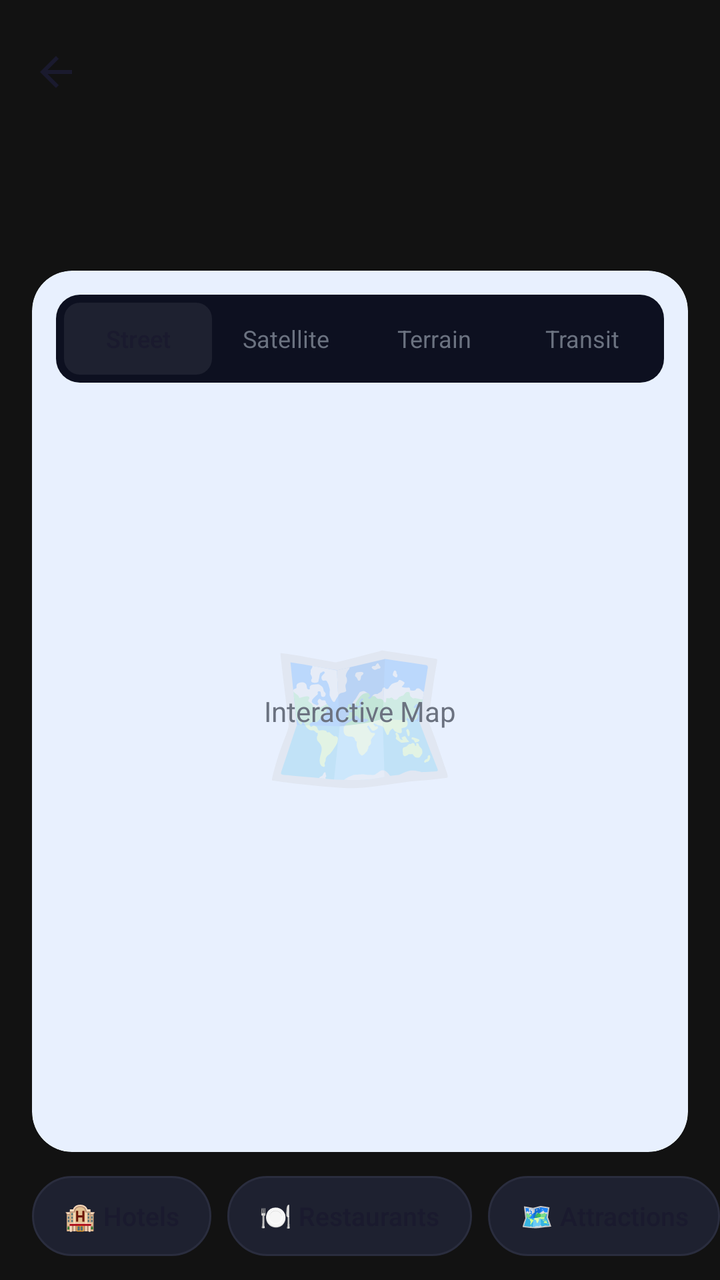
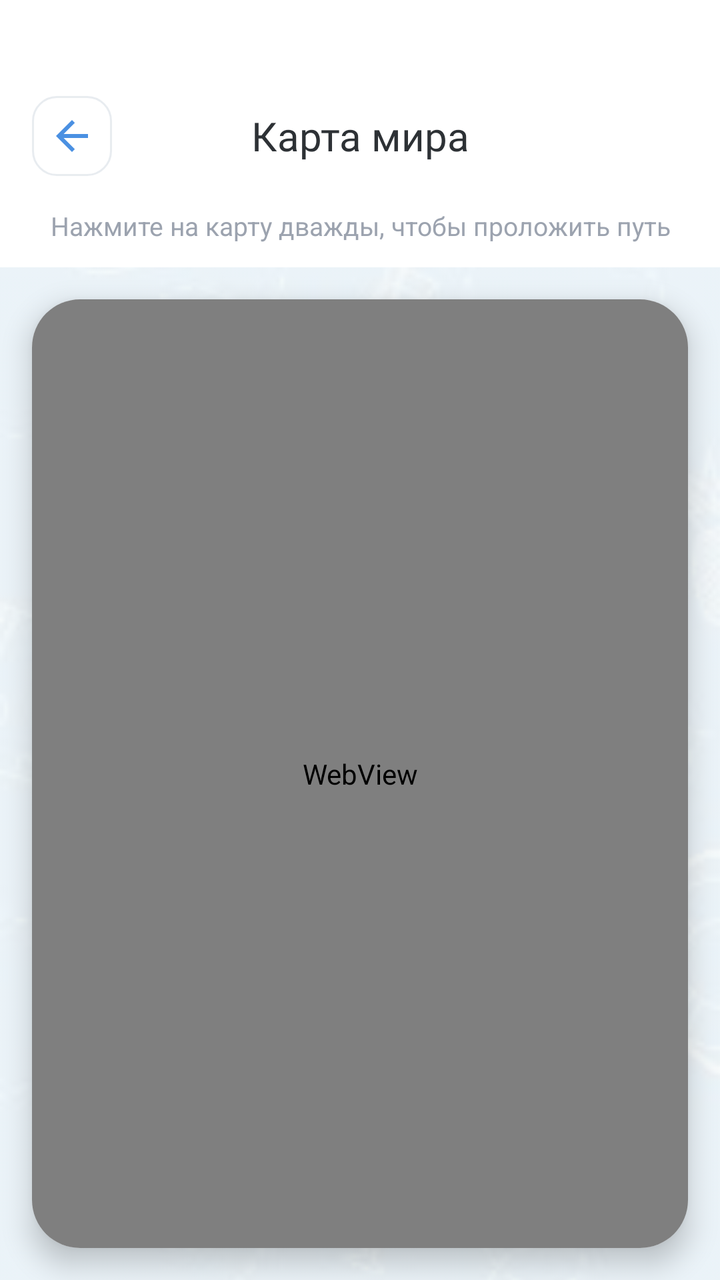

Compare the two renders of this Android layout. The source of the first and the diff that turns it into the second are given below.
<!-- AndroidManifest.xml: application theme Theme.TravelBro -->
<!-- res/layout/activity_maps.xml -->
<?xml version="1.0" encoding="utf-8"?>
<LinearLayout
    xmlns:android="http://schemas.android.com/apk/res/android"
    xmlns:app="http://schemas.android.com/apk/res-auto"
    android:id="@+id/content_root"
    android:layout_width="match_parent"
    android:layout_height="match_parent"
    android:orientation="vertical"
    android:background="@color/bg_dark">

    <androidx.appcompat.widget.Toolbar
        android:id="@+id/toolbar"
        android:layout_width="match_parent"
        android:layout_height="?attr/actionBarSize"
        android:paddingTop="8dp"
        app:navigationIcon="@drawable/ic_back"
        android:background="@color/bg_dark"/>

    
    <LinearLayout
        android:layout_width="match_parent"
        android:layout_height="wrap_content"
        android:orientation="vertical"
        android:paddingHorizontal="24dp"
        android:paddingBottom="16dp">

        <TextView
            android:id="@+id/section_title"
            android:layout_width="wrap_content"
            android:layout_height="wrap_content"
            android:textColor="@color/text_primary"
            android:textSize="30sp"
            android:fontFamily="sans-serif-bold"/>

        <TextView
            android:id="@+id/section_description"
            android:layout_width="wrap_content"
            android:layout_height="wrap_content"
            android:textColor="@color/text_secondary"
            android:textSize="14sp"
            android:layout_marginTop="4dp"/>
    </LinearLayout>

    
    <androidx.cardview.widget.CardView
        android:layout_width="match_parent"
        android:layout_height="0dp"
        android:layout_weight="1"
        android:layout_marginHorizontal="16dp"
        app:cardCornerRadius="20dp"
        app:cardBackgroundColor="@color/map_bg"
        app:cardElevation="0dp">

        <RelativeLayout
            android:layout_width="match_parent"
            android:layout_height="match_parent">

            
            <TextView
                android:text="🗺️"
                android:layout_width="wrap_content"
                android:layout_height="wrap_content"
                android:textSize="80sp"
                android:layout_centerInParent="true"
                android:alpha="0.4"/>

            <TextView
                android:text="Interactive Map"
                android:layout_width="wrap_content"
                android:layout_height="wrap_content"
                android:textColor="@color/text_secondary"
                android:textSize="14sp"
                android:layout_centerHorizontal="true"
                android:layout_centerVertical="true"
                android:layout_marginTop="80dp"/>

            
            <LinearLayout
                android:layout_width="match_parent"
                android:layout_height="wrap_content"
                android:orientation="horizontal"
                android:layout_alignParentTop="true"
                android:layout_margin="12dp"
                android:background="@drawable/rounded_bg_dark"
                android:padding="4dp">

                <TextView
                    android:id="@+id/btn_street"
                    android:layout_width="0dp"
                    android:layout_height="36dp"
                    android:layout_weight="1"
                    android:text="Street"
                    android:gravity="center"
                    android:textColor="@color/text_primary"
                    android:textSize="12sp"
                    android:background="@drawable/map_btn_selected"
                    android:fontFamily="sans-serif-medium"/>

                <TextView
                    android:id="@+id/btn_satellite"
                    android:layout_width="0dp"
                    android:layout_height="36dp"
                    android:layout_weight="1"
                    android:text="Satellite"
                    android:gravity="center"
                    android:textColor="@color/text_secondary"
                    android:textSize="12sp"/>

                <TextView
                    android:id="@+id/btn_terrain"
                    android:layout_width="0dp"
                    android:layout_height="36dp"
                    android:layout_weight="1"
                    android:text="Terrain"
                    android:gravity="center"
                    android:textColor="@color/text_secondary"
                    android:textSize="12sp"/>

                <TextView
                    android:id="@+id/btn_transit"
                    android:layout_width="0dp"
                    android:layout_height="36dp"
                    android:layout_weight="1"
                    android:text="Transit"
                    android:gravity="center"
                    android:textColor="@color/text_secondary"
                    android:textSize="12sp"/>
            </LinearLayout>
        </RelativeLayout>
    </androidx.cardview.widget.CardView>

    
    <HorizontalScrollView
        android:layout_width="match_parent"
        android:layout_height="wrap_content"
        android:scrollbars="none"
        android:paddingHorizontal="16dp"
        android:paddingVertical="12dp"
        android:clipToPadding="false">

        <LinearLayout
            android:layout_width="wrap_content"
            android:layout_height="wrap_content"
            android:orientation="horizontal">

            <TextView
                android:id="@+id/chip_hotels"
                android:layout_width="wrap_content"
                android:layout_height="40dp"
                android:text="🏨 Hotels"
                android:gravity="center"
                android:paddingHorizontal="16dp"
                android:background="@drawable/chip_bg"
                android:textColor="@color/text_primary"
                android:textSize="13sp"
                android:layout_marginEnd="8dp"
                android:fontFamily="sans-serif-medium"/>

            <TextView
                android:id="@+id/chip_restaurants"
                android:layout_width="wrap_content"
                android:layout_height="40dp"
                android:text="🍽️ Restaurants"
                android:gravity="center"
                android:paddingHorizontal="16dp"
                android:background="@drawable/chip_bg"
                android:textColor="@color/text_primary"
                android:textSize="13sp"
                android:layout_marginEnd="8dp"
                android:fontFamily="sans-serif-medium"/>

            <TextView
                android:id="@+id/chip_attractions"
                android:layout_width="wrap_content"
                android:layout_height="40dp"
                android:text="🗺️ Attractions"
                android:gravity="center"
                android:paddingHorizontal="16dp"
                android:background="@drawable/chip_bg"
                android:textColor="@color/text_primary"
                android:textSize="13sp"
                android:layout_marginEnd="8dp"
                android:fontFamily="sans-serif-medium"/>

            <TextView
                android:id="@+id/chip_airports"
                android:layout_width="wrap_content"
                android:layout_height="40dp"
                android:text="✈️ Airports"
                android:gravity="center"
                android:paddingHorizontal="16dp"
                android:background="@drawable/chip_bg"
                android:textColor="@color/text_primary"
                android:textSize="13sp"
                android:fontFamily="sans-serif-medium"/>
        </LinearLayout>
    </HorizontalScrollView>

</LinearLayout>
<!-- resources referenced by this layout -->
<resources>
  <color name="bg_dark">#121212</color>
  <color name="map_bg">#E8F0FE</color>
  <color name="text_primary">#1A1A2E</color>
  <color name="text_secondary">#6B7280</color>
  <!-- drawable chip_bg (drawable) -->
  <?xml version="1.0" encoding="utf-8"?>
  <shape xmlns:android="http://schemas.android.com/apk/res/android"
      android:shape="rectangle">
      <solid android:color="#1E2130"/>
      <stroke android:width="1dp" android:color="#2A2D3E"/>
      <corners android:radius="20dp"/>
  </shape>
  <!-- drawable ic_back (drawable) -->
  <?xml version="1.0" encoding="utf-8"?>
  <vector xmlns:android="http://schemas.android.com/apk/res/android"
      android:width="24dp" android:height="24dp"
      android:viewportWidth="24" android:viewportHeight="24">
      <path android:fillColor="#1A1A2E"
          android:pathData="M20,11H7.83l5.59,-5.59L12,4l-8,8 8,8 1.41,-1.41L7.83,13H20v-2z"/>
  </vector>
  <!-- drawable map_btn_selected (drawable) -->
  <?xml version="1.0" encoding="utf-8"?>
  <shape xmlns:android="http://schemas.android.com/apk/res/android"
      android:shape="rectangle">
      <solid android:color="#1E2130"/>
      <corners android:radius="8dp"/>
  </shape>
  <!-- drawable rounded_bg_dark (drawable) -->
  <?xml version="1.0" encoding="utf-8"?>
  <shape xmlns:android="http://schemas.android.com/apk/res/android"
      android:shape="rectangle">
      <solid android:color="#0D1020"/>
      <corners android:radius="12dp"/>
  </shape>
  <style name="Theme.TravelBro" parent="Theme.MaterialComponents.Light.NoActionBar">
          <item name="colorPrimary">@color/primary</item>
          <item name="colorPrimaryDark">@color/primary_dark</item>
          <item name="colorAccent">@color/accent</item>
          <item name="android:windowBackground">@color/background</item>
          <item name="android:statusBarColor">@color/primary</item>
          <item name="android:navigationBarColor">@color/surface</item>
          <item name="android:fontFamily">sans-serif</item>
      </style>
  <color name="primary">#1A73E8</color>
  <color name="primary_dark">#0D47A1</color>
  <color name="accent">#FF6B35</color>
  <color name="background">#F8FAFF</color>
  <color name="surface">#FFFFFF</color>
</resources>

<!-- the commit's change to res/layout/activity_maps.xml (unified diff, before → after) -->
@@ -1,199 +1,77 @@
 <?xml version="1.0" encoding="utf-8"?>
-<LinearLayout
-    xmlns:android="http://schemas.android.com/apk/res/android"
+<LinearLayout xmlns:android="http://schemas.android.com/apk/res/android"
     xmlns:app="http://schemas.android.com/apk/res-auto"
-    android:id="@+id/content_root"
     android:layout_width="match_parent"
     android:layout_height="match_parent"
     android:orientation="vertical"
-    android:background="@color/bg_dark">
+    android:background="#F8F9FA">
 
-    <androidx.appcompat.widget.Toolbar
-        android:id="@+id/toolbar"
-        android:layout_width="match_parent"
-        android:layout_height="?attr/actionBarSize"
-        android:paddingTop="8dp"
-        app:navigationIcon="@drawable/ic_back"
-        android:background="@color/bg_dark"/>
-
-    
     <LinearLayout
         android:layout_width="match_parent"
         android:layout_height="wrap_content"
-        android:orientation="vertical"
-        android:paddingHorizontal="24dp"
-        android:paddingBottom="16dp">
+        android:orientation="horizontal"
+        android:gravity="center_vertical"
+        android:paddingStart="16dp"
+        android:paddingEnd="16dp"
+        android:paddingTop="48dp"
+        android:paddingBottom="16dp"
+        android:background="@color/white">
+
+        <ImageButton
+            android:id="@+id/btn_back"
+            android:layout_width="40dp"
+            android:layout_height="40dp"
+            android:src="@drawable/ic_back_arrow"
+            android:background="@drawable/bg_back_btn"
+            android:padding="10dp"
+            app:tint="#4A90E2" />
 
         <TextView
-            android:id="@+id/section_title"
-            android:layout_width="wrap_content"
+            android:layout_width="0dp"
             android:layout_height="wrap_content"
-            android:textColor="@color/text_primary"
-            android:textSize="30sp"
-            android:fontFamily="sans-serif-bold"/>
+            android:layout_weight="1"
+            android:text="Карта мира"
+            android:textColor="#2D3135"
+            android:textSize="20sp"
+            android:fontFamily="@font/inter_bold"
+            android:gravity="center"/>
 
-        <TextView
-            android:id="@+id/section_description"
-            android:layout_width="wrap_content"
-            android:layout_height="wrap_content"
-            android:textColor="@color/text_secondary"
-            android:textSize="14sp"
-            android:layout_marginTop="4dp"/>
+        <View android:layout_width="40dp" android:layout_height="40dp"/>
     </LinearLayout>
 
-    
-    <androidx.cardview.widget.CardView
-        android:layout_width="match_parent"
-        android:layout_height="0dp"
-        android:layout_weight="1"
-        android:layout_marginHorizontal="16dp"
-        app:cardCornerRadius="20dp"
-        app:cardBackgroundColor="@color/map_bg"
-        app:cardElevation="0dp">
-
-        <RelativeLayout
-            android:layout_width="match_parent"
-            android:layout_height="match_parent">
-
-            
-            <TextView
-                android:text="🗺️"
-                android:layout_width="wrap_content"
-                android:layout_height="wrap_content"
-                android:textSize="80sp"
-                android:layout_centerInParent="true"
-                android:alpha="0.4"/>
-
-            <TextView
-                android:text="Interactive Map"
-                android:layout_width="wrap_content"
-                android:layout_height="wrap_content"
-                android:textColor="@color/text_secondary"
-                android:textSize="14sp"
-                android:layout_centerHorizontal="true"
-                android:layout_centerVertical="true"
-                android:layout_marginTop="80dp"/>
-
-            
-            <LinearLayout
-                android:layout_width="match_parent"
-                android:layout_height="wrap_content"
-                android:orientation="horizontal"
-                android:layout_alignParentTop="true"
-                android:layout_margin="12dp"
-                android:background="@drawable/rounded_bg_dark"
-                android:padding="4dp">
-
-                <TextView
-                    android:id="@+id/btn_street"
-                    android:layout_width="0dp"
-                    android:layout_height="36dp"
-                    android:layout_weight="1"
-                    android:text="Street"
-                    android:gravity="center"
-                    android:textColor="@color/text_primary"
-                    android:textSize="12sp"
-                    android:background="@drawable/map_btn_selected"
-                    android:fontFamily="sans-serif-medium"/>
-
-                <TextView
-                    android:id="@+id/btn_satellite"
-                    android:layout_width="0dp"
-                    android:layout_height="36dp"
-                    android:layout_weight="1"
-                    android:text="Satellite"
-                    android:gravity="center"
-                    android:textColor="@color/text_secondary"
-                    android:textSize="12sp"/>
-
-                <TextView
-                    android:id="@+id/btn_terrain"
-                    android:layout_width="0dp"
-                    android:layout_height="36dp"
-                    android:layout_weight="1"
-                    android:text="Terrain"
-                    android:gravity="center"
-                    android:textColor="@color/text_secondary"
-                    android:textSize="12sp"/>
-
-                <TextView
-                    android:id="@+id/btn_transit"
-                    android:layout_width="0dp"
-                    android:layout_height="36dp"
-                    android:layout_weight="1"
-                    android:text="Transit"
-                    android:gravity="center"
-                    android:textColor="@color/text_secondary"
-                    android:textSize="12sp"/>
-            </LinearLayout>
-        </RelativeLayout>
-    </androidx.cardview.widget.CardView>
-
-    
-    <HorizontalScrollView
+    <TextView
         android:layout_width="match_parent"
         android:layout_height="wrap_content"
-        android:scrollbars="none"
-        android:paddingHorizontal="16dp"
-        android:paddingVertical="12dp"
-        android:clipToPadding="false">
+        android:text="Нажмите на карту дважды, чтобы проложить путь"
+        android:textColor="#9CA3AF"
+        android:textSize="13sp"
+        android:gravity="center"
+        android:paddingBottom="12dp"
+        android:background="@color/white"/>
 
-        <LinearLayout
-            android:layout_width="wrap_content"
-            android:layout_height="wrap_content"
-            android:orientation="horizontal">
+    <FrameLayout
+        android:layout_width="match_parent"
+        android:layout_height="match_parent">
 
-            <TextView
-                android:id="@+id/chip_hotels"
-                android:layout_width="wrap_content"
-                android:layout_height="40dp"
-                android:text="🏨 Hotels"
-                android:gravity="center"
-                android:paddingHorizontal="16dp"
-                android:background="@drawable/chip_bg"
-                android:textColor="@color/text_primary"
-                android:textSize="13sp"
-                android:layout_marginEnd="8dp"
-                android:fontFamily="sans-serif-medium"/>
+        <ImageView
+            android:layout_width="match_parent"
+            android:layout_height="match_parent"
+            android:src="@drawable/bg_travel_pattern"
+            android:scaleType="centerCrop"
+            android:alpha="0.15" />
 
-            <TextView
-                android:id="@+id/chip_restaurants"
-                android:layout_width="wrap_content"
-                android:layout_height="40dp"
-                android:text="🍽️ Restaurants"
-                android:gravity="center"
-                android:paddingHorizontal="16dp"
-                android:background="@drawable/chip_bg"
-                android:textColor="@color/text_primary"
-                android:textSize="13sp"
-                android:layout_marginEnd="8dp"
-                android:fontFamily="sans-serif-medium"/>
+        <androidx.cardview.widget.CardView
+            android:layout_width="match_parent"
+            android:layout_height="match_parent"
+            android:layout_margin="16dp"
+            app:cardCornerRadius="24dp"
+            app:cardElevation="8dp">
 
-            <TextView
-                android:id="@+id/chip_attractions"
-                android:layout_width="wrap_content"
-                android:layout_height="40dp"
-                android:text="🗺️ Attractions"
-                android:gravity="center"
-                android:paddingHorizontal="16dp"
-                android:background="@drawable/chip_bg"
-                android:textColor="@color/text_primary"
-                android:textSize="13sp"
-                android:layout_marginEnd="8dp"
-                android:fontFamily="sans-serif-medium"/>
+            <WebView
+                android:id="@+id/web_map"
+                android:layout_width="match_parent"
+                android:layout_height="match_parent" />
 
-            <TextView
-                android:id="@+id/chip_airports"
-                android:layout_width="wrap_content"
-                android:layout_height="40dp"
-                android:text="✈️ Airports"
-                android:gravity="center"
-                android:paddingHorizontal="16dp"
-                android:background="@drawable/chip_bg"
-                android:textColor="@color/text_primary"
-                android:textSize="13sp"
-                android:fontFamily="sans-serif-medium"/>
-        </LinearLayout>
-    </HorizontalScrollView>
-
+        </androidx.cardview.widget.CardView>
+    </FrameLayout>
 </LinearLayout>
<!-- resource entries referenced after the edit -->
@@ -1,39 +1,27 @@
 <!-- resources referenced by this layout -->
 <resources>
-  <color name="bg_dark">#121212</color>
-  <color name="map_bg">#E8F0FE</color>
-  <color name="text_primary">#1A1A2E</color>
-  <color name="text_secondary">#6B7280</color>
-  <!-- drawable chip_bg (drawable) -->
+  <color name="white">#FFFFFF</color>
+  <!-- drawable bg_back_btn (drawable) -->
   <?xml version="1.0" encoding="utf-8"?>
   <shape xmlns:android="http://schemas.android.com/apk/res/android"
       android:shape="rectangle">
-      <solid android:color="#1E2130"/>
-      <stroke android:width="1dp" android:color="#2A2D3E"/>
-      <corners android:radius="20dp"/>
+      <solid android:color="@color/white" />
+      <stroke android:width="1dp" android:color="@color/option_border" />
+      <corners android:radius="12dp" />
   </shape>
-  <!-- drawable ic_back (drawable) -->
+  <!-- drawable bg_travel_pattern: jpg bitmap (drawable, 4598 bytes) -->
+  <!-- drawable ic_back_arrow (drawable) -->
   <?xml version="1.0" encoding="utf-8"?>
   <vector xmlns:android="http://schemas.android.com/apk/res/android"
-      android:width="24dp" android:height="24dp"
-      android:viewportWidth="24" android:viewportHeight="24">
-      <path android:fillColor="#1A1A2E"
-          android:pathData="M20,11H7.83l5.59,-5.59L12,4l-8,8 8,8 1.41,-1.41L7.83,13H20v-2z"/>
+      android:width="24dp"
+      android:height="24dp"
+      android:viewportWidth="24"
+      android:viewportHeight="24">
+      <path
+          android:pathData="M20,11H7.83l5.59,-5.59L12,4l-8,8 8,8 1.41,-1.41L7.83,13H20v-2z"
+          android:fillColor="@color/text_primary"/>
   </vector>
-  <!-- drawable map_btn_selected (drawable) -->
-  <?xml version="1.0" encoding="utf-8"?>
-  <shape xmlns:android="http://schemas.android.com/apk/res/android"
-      android:shape="rectangle">
-      <solid android:color="#1E2130"/>
-      <corners android:radius="8dp"/>
-  </shape>
-  <!-- drawable rounded_bg_dark (drawable) -->
-  <?xml version="1.0" encoding="utf-8"?>
-  <shape xmlns:android="http://schemas.android.com/apk/res/android"
-      android:shape="rectangle">
-      <solid android:color="#0D1020"/>
-      <corners android:radius="12dp"/>
-  </shape>
+  <color name="text_primary">#1A1A2E</color>
   <style name="Theme.TravelBro" parent="Theme.MaterialComponents.Light.NoActionBar">
           <item name="colorPrimary">@color/primary</item>
           <item name="colorPrimaryDark">@color/primary_dark</item>
@@ -41,8 +29,8 @@
           <item name="android:windowBackground">@color/background</item>
           <item name="android:statusBarColor">@color/primary</item>
           <item name="android:navigationBarColor">@color/surface</item>
-          <item name="android:fontFamily">sans-serif</item>
       </style>
+  <color name="option_border">#E8ECF0</color>
   <color name="primary">#1A73E8</color>
   <color name="primary_dark">#0D47A1</color>
   <color name="accent">#FF6B35</color>
